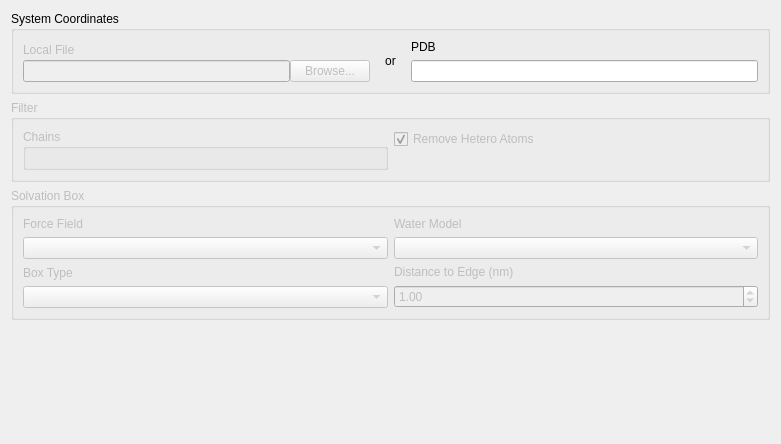
Old version of the form ui/systemsetupform.ui in the repository breuerss/gromacs-ui.
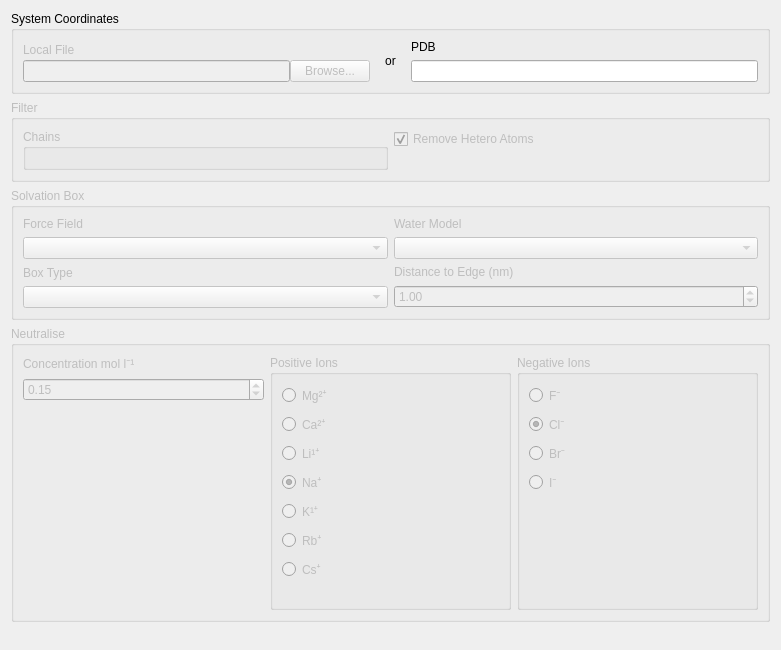
New version of the form.

Patch:
```diff
--- a/ui/systemsetupform.ui
+++ b/ui/systemsetupform.ui
@@ -10,13 +10,13 @@
     <x>0</x>
     <y>0</y>
     <width>781</width>
-    <height>444</height>
+    <height>650</height>
    </rect>
   </property>
   <property name="windowTitle">
    <string>Form</string>
   </property>
-  <layout class="QVBoxLayout" name="verticalLayout_3">
+  <layout class="QVBoxLayout" name="verticalLayout_15">
    <item>
     <widget class="QGroupBox" name="systemCoordinatesGroup">
      <property name="title">
@@ -244,6 +244,179 @@
      </layout>
     </widget>
    </item>
+   <item>
+    <widget class="QGroupBox" name="neutraliseGroup">
+     <property name="enabled">
+      <bool>false</bool>
+     </property>
+     <property name="title">
+      <string>Neutralise</string>
+     </property>
+     <layout class="QHBoxLayout" name="horizontalLayout_6">
+      <item>
+       <layout class="QVBoxLayout" name="verticalLayout_14">
+        <item>
+         <widget class="QLabel" name="ionConcentrationLabel">
+          <property name="text">
+           <string>Concentration mol l⁻¹ </string>
+          </property>
+         </widget>
+        </item>
+        <item>
+         <widget class="QDoubleSpinBox" name="ionConcentration">
+          <property name="singleStep">
+           <double>0.010000000000000</double>
+          </property>
+          <property name="value">
+           <double>0.150000000000000</double>
+          </property>
+         </widget>
+        </item>
+        <item>
+         <spacer name="verticalSpacer_4">
+          <property name="orientation">
+           <enum>Qt::Vertical</enum>
+          </property>
+          <property name="sizeHint" stdset="0">
+           <size>
+            <width>20</width>
+            <height>40</height>
+           </size>
+          </property>
+         </spacer>
+        </item>
+       </layout>
+      </item>
+      <item>
+       <widget class="QGroupBox" name="groupBox_2">
+        <property name="title">
+         <string>Positive Ions</string>
+        </property>
+        <layout class="QVBoxLayout" name="verticalLayout_3">
+         <item>
+          <widget class="QRadioButton" name="mgIon">
+           <property name="text">
+            <string>Mg²⁺</string>
+           </property>
+          </widget>
+         </item>
+         <item>
+          <widget class="QRadioButton" name="caIon">
+           <property name="text">
+            <string>Ca²⁺</string>
+           </property>
+          </widget>
+         </item>
+         <item>
+          <widget class="QRadioButton" name="liIon">
+           <property name="text">
+            <string>Li¹⁺</string>
+           </property>
+          </widget>
+         </item>
+         <item>
+          <widget class="QRadioButton" name="naIon">
+           <property name="text">
+            <string>Na⁺</string>
+           </property>
+           <property name="checked">
+            <bool>true</bool>
+           </property>
+          </widget>
+         </item>
+         <item>
+          <widget class="QRadioButton" name="kIon">
+           <property name="text">
+            <string>K¹⁺</string>
+           </property>
+          </widget>
+         </item>
+         <item>
+          <widget class="QRadioButton" name="rbIon">
+           <property name="text">
+            <string>Rb⁺</string>
+           </property>
+          </widget>
+         </item>
+         <item>
+          <widget class="QRadioButton" name="csIon">
+           <property name="text">
+            <string>Cs⁺</string>
+           </property>
+          </widget>
+         </item>
+         <item>
+          <spacer name="verticalSpacer_2">
+           <property name="orientation">
+            <enum>Qt::Vertical</enum>
+           </property>
+           <property name="sizeHint" stdset="0">
+            <size>
+             <width>20</width>
+             <height>40</height>
+            </size>
+           </property>
+          </spacer>
+         </item>
+        </layout>
+       </widget>
+      </item>
+      <item>
+       <widget class="QGroupBox" name="groupBox_3">
+        <property name="title">
+         <string>Negative Ions</string>
+        </property>
+        <layout class="QVBoxLayout" name="verticalLayout_13">
+         <item>
+          <widget class="QRadioButton" name="fIon">
+           <property name="text">
+            <string>F⁻</string>
+           </property>
+          </widget>
+         </item>
+         <item>
+          <widget class="QRadioButton" name="clIon">
+           <property name="text">
+            <string>Cl⁻</string>
+           </property>
+           <property name="checked">
+            <bool>true</bool>
+           </property>
+          </widget>
+         </item>
+         <item>
+          <widget class="QRadioButton" name="brIon">
+           <property name="text">
+            <string>Br⁻</string>
+           </property>
+          </widget>
+         </item>
+         <item>
+          <widget class="QRadioButton" name="iIon">
+           <property name="text">
+            <string>I⁻</string>
+           </property>
+          </widget>
+         </item>
+         <item>
+          <spacer name="verticalSpacer_3">
+           <property name="orientation">
+            <enum>Qt::Vertical</enum>
+           </property>
+           <property name="sizeHint" stdset="0">
+            <size>
+             <width>20</width>
+             <height>40</height>
+            </size>
+           </property>
+          </spacer>
+         </item>
+        </layout>
+       </widget>
+      </item>
+     </layout>
+    </widget>
+   </item>
    <item>
     <spacer name="verticalSpacer">
      <property name="orientation">
```
